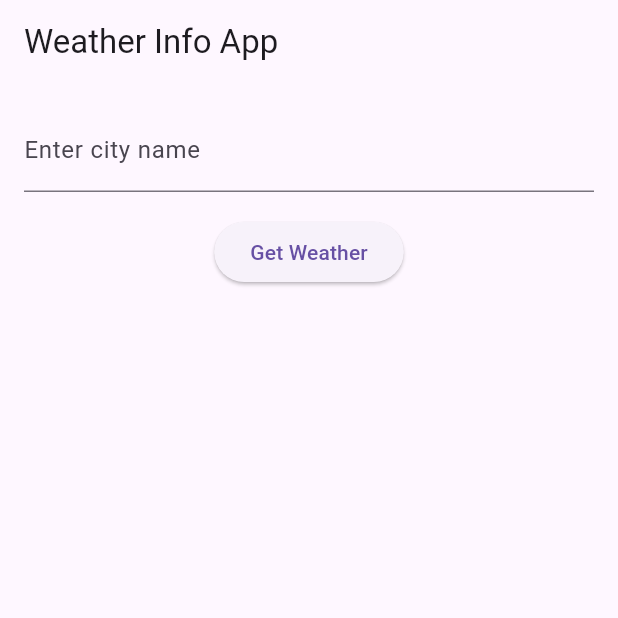
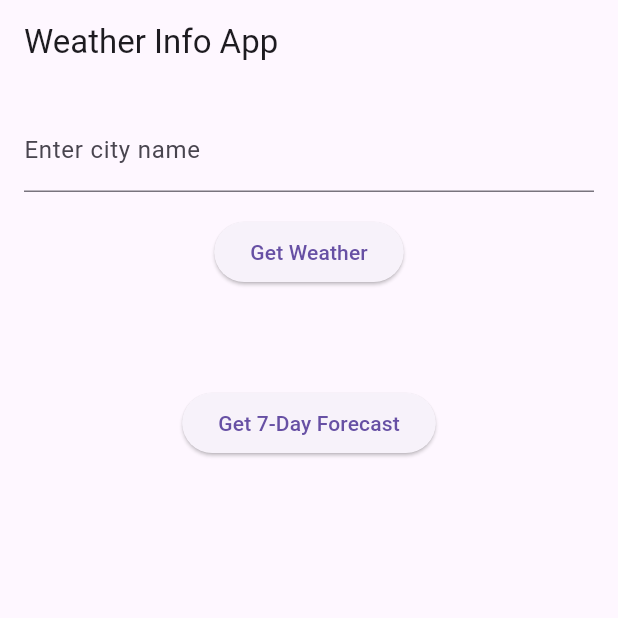
Before and after one commit to ayosma/Flutter-Weather-App, a Flutter app: the screen it shows after launch, on a phone screen of 412 x 824 dp, the top half of it. Run offline on Flutter 3.47's test engine with Material 3 defaults, Android fonts, the phone set to English and light mode, and no system bars.

Commit message:
Implemented 7-day weather forecast feature

```diff
--- a/lib/main.dart
+++ b/lib/main.dart
@@ -25,10 +25,25 @@ class WeatherHomePage extends StatefulWidget {
 class _WeatherHomePageState extends State<WeatherHomePage> {
   final TextEditingController _cityController = TextEditingController();
   String _weatherInfo = '';
+  List<String> _forecast = [];
 
   void _getWeather() {
     setState(() {
       _weatherInfo = 'Sunny, 25°C'; // Simulated data
+    });
+  }
+
+  void _get7DayForecast() {
+    setState(() {
+      _forecast = [
+        'Day 1: Sunny, 25°C',
+        'Day 2: Cloudy, 22°C',
+        'Day 3: Rainy, 20°C',
+        'Day 4: Sunny, 24°C',
+        'Day 5: Thunderstorms, 18°C',
+        'Day 6: Partly Cloudy, 21°C',
+        'Day 7: Sunny, 26°C',
+      ];
     });
   }
 
@@ -58,6 +73,13 @@ class _WeatherHomePageState extends State<WeatherHomePage> {
               _weatherInfo,
               style: TextStyle(fontSize: 24.0),
             ),
+            SizedBox(height: 16.0),
+            ElevatedButton(
+              onPressed: _get7DayForecast,
+              child: Text('Get 7-Day Forecast'),
+            ),
+            SizedBox(height: 16.0),
+            ..._forecast.map((day) => Text(day)).toList(),
           ],
         ),
       ),
```
